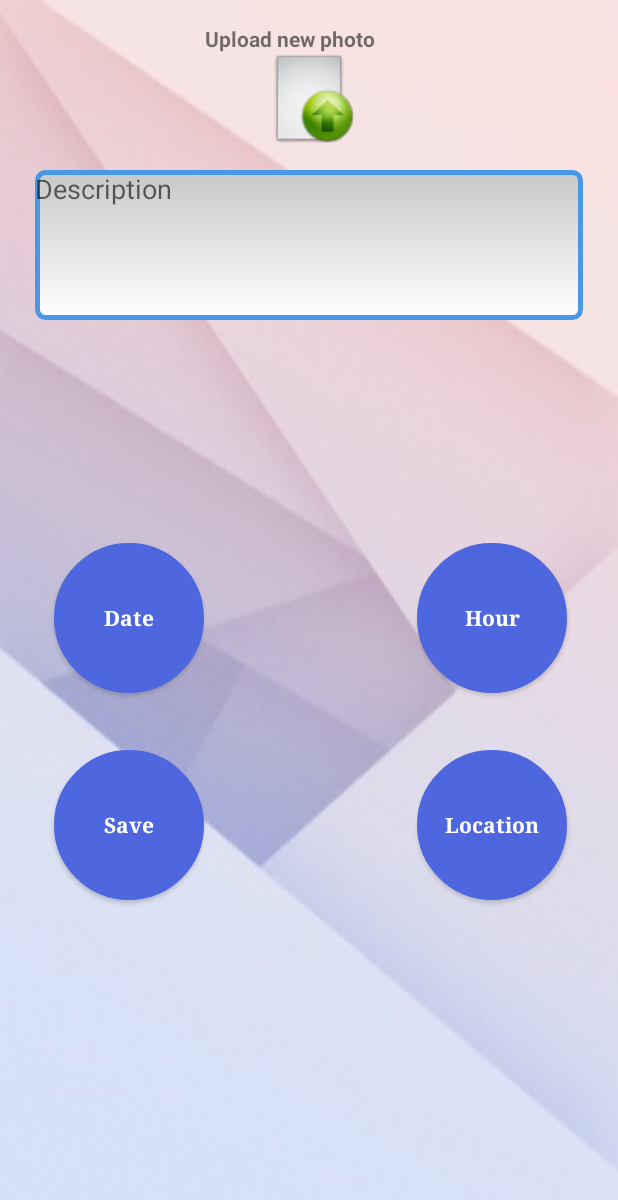
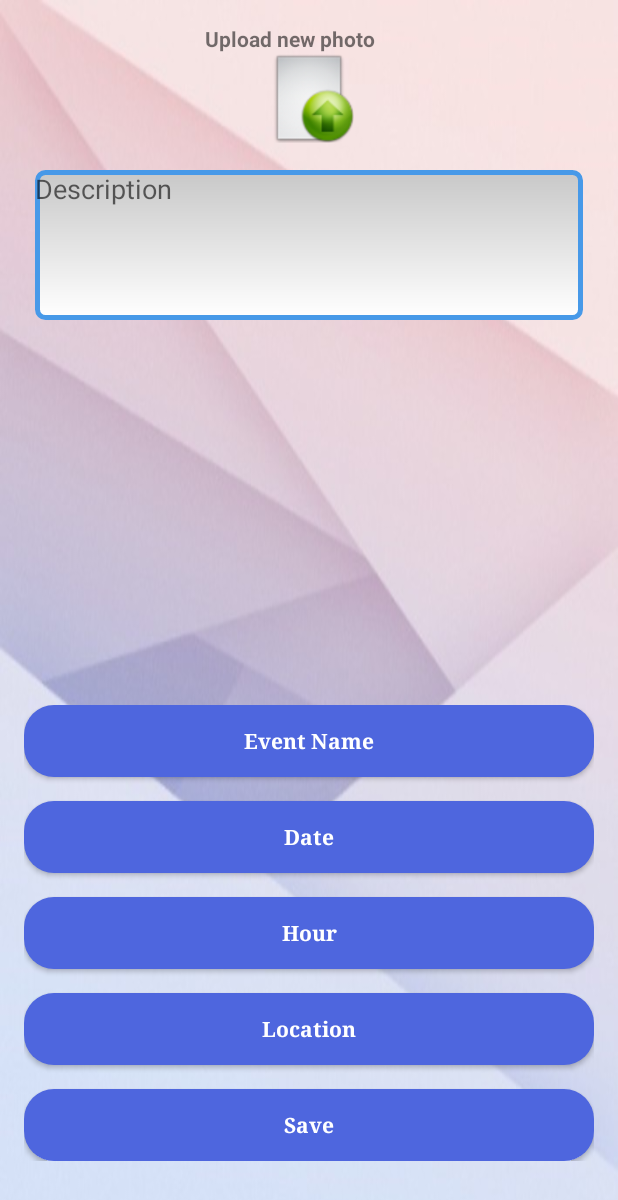
Before and after one commit to panagiotat/EventMe, an Android app: the NewEvent screen opened directly, with no data from a screen before it, on a phone screen of 412 x 824 dp. Shown: the top 1200 px of the screen. Run offline under Robolectric (Android 15) with nearby library versions, the phone set to English and light mode, and no system bars; our stand-ins replace Firebase (no records; nobody signed in at launch, a user with empty details on screens opened directly), Picasso.

Commit message:
update sto new event

```diff
--- a/app/src/main/java/eventme/eventme/NewEvent.java
+++ b/app/src/main/java/eventme/eventme/NewEvent.java
@@ -41,7 +41,7 @@ public class NewEvent extends AppCompatActivity {
     private ImageView buttonUploadImage;
     private  static final int SELECT_PICTURE = 0 ;
 
-    private Button DateButton,TimeButton,SaveTimeButton,LocationButton,SaveButton;
+    private Button DateButton,TimeButton,SaveTimeButton,LocationButton,SaveButton,EventNameButton;
     private CalendarView calender;
     private DatabaseReference database;
     private TimePicker editTime;
@@ -69,6 +69,7 @@ public class NewEvent extends AppCompatActivity {
         TimeButton=(Button) findViewById(R.id.TimeButton);
         SaveButton=(Button) findViewById(R.id.SaveBtn);
         LocationButton=(Button) findViewById(R.id.LocationButton);
+        EventNameButton=(Button) findViewById(R.id.NameButton);
         calender=(CalendarView)  findViewById(R.id.calendarView);
         calender.setVisibility(View.INVISIBLE);
         SaveTimeButton=(Button) findViewById(R.id.SaveButtonTime);
@@ -104,6 +105,29 @@ public class NewEvent extends AppCompatActivity {
         startActivityForResult(Intent.createChooser(intent, "Select Picture"), SELECT_PICTURE);
     }
 
+    public void ClickEventName(View v) // Click the button Event Name
+    {
+        AlertDialog.Builder builder = new AlertDialog.Builder(NewEvent.this);
+        builder.setTitle("Event Name");
+        final EditText input = new EditText(NewEvent.this);
+        input.setInputType(InputType.TYPE_CLASS_TEXT);
+        builder.setView(input);
+        // Set up the buttons
+        builder.setPositiveButton("OK", new DialogInterface.OnClickListener() {
+            @Override
+            public void onClick(DialogInterface dialog, int which) {
+                EventNameButton.setText( input.getText().toString());
+            }
+        });
+        builder.setNegativeButton("Cancel", new DialogInterface.OnClickListener() {
+            @Override
+            public void onClick(DialogInterface dialog, int which) {
+                dialog.cancel();
+            }
+        });
+        builder.show();
+    }
+
 
     public void ClickDate(View v) // Click the button Date
     {
@@ -111,6 +135,7 @@ public class NewEvent extends AppCompatActivity {
         TimeButton.setEnabled(false);TimeButton.setVisibility(View.INVISIBLE);
         SaveButton.setEnabled(false);SaveButton.setVisibility(View.INVISIBLE);
         LocationButton.setEnabled(false);LocationButton.setVisibility(View.INVISIBLE);
+        EventNameButton.setEnabled(false);EventNameButton.setVisibility(View.INVISIBLE);
         editTime.setVisibility(View.INVISIBLE);
         calender.setVisibility(View.VISIBLE);
         calender.setOnDateChangeListener(new CalendarView.OnDateChangeListener() {
@@ -130,7 +155,7 @@ public class NewEvent extends AppCompatActivity {
     public void ClickLocation(View v) // Click the button Location
     {
         AlertDialog.Builder builder = new AlertDialog.Builder(NewEvent.this);
-        builder.setTitle("Τοποθεσία");
+        builder.setTitle("Location");
         final EditText input = new EditText(NewEvent.this);
         input.setInputType(InputType.TYPE_CLASS_TEXT);
         builder.setView(input);
@@ -156,6 +181,7 @@ public class NewEvent extends AppCompatActivity {
         SaveButton.setEnabled(false);SaveButton.setVisibility(View.INVISIBLE);
         LocationButton.setEnabled(false);LocationButton.setVisibility(View.INVISIBLE);
         SaveTimeButton.setEnabled(true);SaveTimeButton.setVisibility(View.VISIBLE);
+        EventNameButton.setEnabled(false);EventNameButton.setVisibility(View.INVISIBLE);
         calender.setVisibility(View.INVISIBLE);
         editTime.setVisibility(View.VISIBLE);
     }
@@ -168,6 +194,7 @@ public class NewEvent extends AppCompatActivity {
             TimeButton.setEnabled(true);TimeButton.setVisibility(View.VISIBLE);
             SaveButton.setEnabled(true);SaveButton.setVisibility(View.VISIBLE);
             LocationButton.setEnabled(true);LocationButton.setVisibility(View.VISIBLE);
+            EventNameButton.setEnabled(true);EventNameButton.setVisibility(View.VISIBLE);
             SaveTimeButton.setEnabled(false);SaveTimeButton.setVisibility(View.INVISIBLE);
 
     }
--- a/app/src/main/res/layout/activity_new_event.xml
+++ b/app/src/main/res/layout/activity_new_event.xml
@@ -17,6 +17,7 @@
         android:layout_width="match_parent"
         android:layout_height="wrap_content"
         android:layout_alignParentTop="true"
+        android:id="@+id/gridll"
         android:layout_above="@+id/calendarView"
         android:layout_alignParentStart="true">
 
@@ -61,66 +62,81 @@
 
     </GridLayout>
 
+
+    <LinearLayout
+        android:layout_width="match_parent"
+        android:layout_height="wrap_content"
+        android:orientation="vertical"
+        android:layout_below="@+id/gridll">
+
         <Button
-        android:text="@string/date"
-        android:id="@+id/DateButton"
-        android:background="@drawable/roundbutton"
+            android:text="@string/eventname"
+            android:id="@+id/NameButton"
+            android:background="@drawable/shapebtn"
             android:typeface="serif"
             android:textAppearance="@style/TextAppearance.AppCompat.Body1"
             android:textColor="@android:color/background_light"
             android:textStyle="normal|bold"
-        android:layout_width="100dp"
-        android:layout_height="100dp"
-        android:layout_marginStart="20dp"
+            android:layout_width="match_parent"
+            android:layout_height="wrap_content"
+            android:onClick="ClickEventName"
+            android:layout_marginBottom="16dp"/>
+
+        <Button
+            android:text="@string/date"
+            android:id="@+id/DateButton"
+            android:background="@drawable/shapebtn"
+            android:typeface="serif"
+            android:textAppearance="@style/TextAppearance.AppCompat.Body1"
+            android:textColor="@android:color/background_light"
+            android:textStyle="normal|bold"
+            android:layout_width="match_parent"
+            android:layout_height="wrap_content"
             android:onClick="ClickDate"
-        android:layout_centerVertical="true"
-        android:layout_alignParentStart="true" />
+            android:layout_marginBottom="16dp"/>
 
         <Button
             android:text="@string/hour"
             android:id="@+id/TimeButton"
-        android:background="@drawable/roundbutton"
+            android:background="@drawable/shapebtn"
             android:typeface="serif"
             android:textAppearance="@style/TextAppearance.AppCompat.Body1"
             android:textColor="@android:color/background_light"
             android:textStyle="normal|bold"
-        android:layout_height="100dp"
-        android:layout_width="100dp"
-        android:layout_alignBaseline="@+id/DateButton"
-        android:layout_alignBottom="@+id/DateButton"
-        android:layout_alignStart="@+id/LocationButton"
-        android:onClick="ClickTime" />
+            android:layout_width="match_parent"
+            android:layout_height="wrap_content"
+            android:onClick="ClickTime"
+            android:layout_marginBottom="16dp"/>
+
+        <Button
+            android:text="@string/location"
+            android:id="@+id/LocationButton"
+            android:background="@drawable/shapebtn"
+            android:typeface="serif"
+            android:textAppearance="@style/TextAppearance.AppCompat.Body1"
+            android:textColor="@android:color/background_light"
+            android:textStyle="normal|bold"
+            android:layout_width="match_parent"
+            android:layout_height="wrap_content"
+            android:onClick="ClickLocation"
+            android:layout_marginBottom="16dp"/>
+
 
         <Button
             android:text="@string/save"
             android:id="@+id/SaveBtn"
-        android:background="@drawable/roundbutton"
+            android:background="@drawable/shapebtn"
             android:typeface="serif"
             android:textAppearance="@style/TextAppearance.AppCompat.Body1"
             android:textColor="@android:color/background_light"
             android:textStyle="normal|bold"
-        android:layout_width="100dp"
-        android:layout_height="100dp"
-        android:layout_marginTop="38dp"
-        android:layout_below="@+id/DateButton"
-        android:layout_alignStart="@+id/DateButton"
+            android:layout_width="match_parent"
+            android:layout_height="wrap_content"
             android:onClick="Done" />
 
-    <Button
-        android:text="@string/location"
-        android:id="@+id/LocationButton"
-        android:background="@drawable/roundbutton"
-        android:typeface="serif"
-        android:textAppearance="@style/TextAppearance.AppCompat.Body1"
-        android:textColor="@android:color/background_light"
-        android:textStyle="normal|bold"
-        android:layout_width="100dp"
-        android:layout_height="100dp"
-        android:layout_marginEnd="18dp"
-        android:layout_alignBaseline="@+id/SaveBtn"
-        android:layout_alignBottom="@+id/SaveBtn"
-        android:layout_alignParentEnd="true"
-        android:onClick="ClickLocation" />
+
+    </LinearLayout>
+
 
     <Button
         android:text="@string/save"
@@ -150,7 +166,7 @@
         android:id="@+id/timePicker"
         android:visibility="visible"
         android:timePickerMode="spinner"
-        android:layout_alignTop="@+id/DateButton"
+        android:layout_above="@+id/SaveButtonTime"
         android:layout_centerHorizontal="true"
         tools:ignore="UnusedAttribute" />
 
--- a/app/src/main/res/values/strings.xml
+++ b/app/src/main/res/values/strings.xml
@@ -34,4 +34,6 @@
     <string name="loginregister">Login/Register</string>
     <string name="myprofile">My profile</string>
     <string name="title_activity_user_profile1">UserProfile1</string>
+    <string name="eventname">Event Name</string>
+
 </resources>
```
Also changed, not shown: 1 other file. Lines whose indentation alone changed are shown as unchanged.
